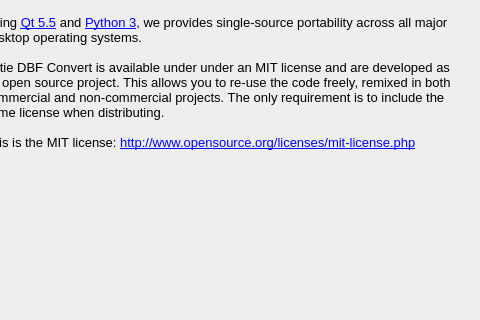
Above: View/UI/FrmInformation.ui from cleberjsantos/satiedbf before the change; both pictures show x 180 to 660 and y 169 to 489 of the 660 by 489 pixel window. Below: the same form after it.
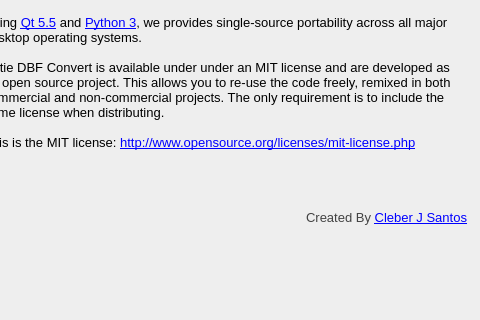
That is the form after the change. Icons and pictures are not drawn.

The edit to the form file:
```diff
--- a/View/UI/FrmInformation.ui
+++ b/View/UI/FrmInformation.ui
@@ -118,12 +118,17 @@
 &lt;p style=&quot; margin-top:0px; margin-bottom:0px; margin-left:0px; margin-right:0px; -qt-block-indent:0; text-indent:0px;&quot;&gt;This software was created from the needs of a great friend in converting DBF files to other formats like CSV, for this reason gets its name as a way of honoring it.                    &lt;/p&gt;
 &lt;p style=&quot; margin-top:0px; margin-bottom:0px; margin-left:0px; margin-right:0px; -qt-block-indent:0; text-indent:0px;&quot;&gt;&lt;br /&gt;                    &lt;/p&gt;
 &lt;p style=&quot; margin-top:0px; margin-bottom:0px; margin-left:0px; margin-right:0px; -qt-block-indent:0; text-indent:0px;&quot;&gt;Satie DBF Convert's a portable DBF database table viewer and editor plus some additional features for importing and exporting to a number of different formats. DBF formats include dBase, Clipper and Foxpro.                    &lt;/p&gt;
-&lt;p style=&quot; margin-top:0px; margin-bottom:0px; margin-left:0px; margin-right:0px; -qt-block-indent:0; text-indent:0px;&quot;&gt;                     &lt;/p&gt;
+&lt;p style=&quot; margin-top:0px; margin-bottom:0px; margin-left:0px; margin-right:0px; -qt-block-indent:0; text-indent:0px;&quot;&gt;                     &lt;/p&gt;
 &lt;p style=&quot; margin-top:0px; margin-bottom:0px; margin-left:0px; margin-right:0px; -qt-block-indent:0; text-indent:0px;&quot;&gt;Using &lt;a href=&quot;https://www.qt.io/&quot;&gt;&lt;span style=&quot; text-decoration: underline; color:#0000ff;&quot;&gt;Qt 5.5&lt;/span&gt;&lt;/a&gt; and &lt;a href=&quot;https://www.python.org/&quot;&gt;&lt;span style=&quot; text-decoration: underline; color:#0000ff;&quot;&gt;Python 3&lt;/span&gt;&lt;/a&gt;, we provides single-source portability across all major desktop operating systems.                    &lt;/p&gt;
-&lt;p style=&quot; margin-top:0px; margin-bottom:0px; margin-left:0px; margin-right:0px; -qt-block-indent:0; text-indent:0px;&quot;&gt;                     &lt;/p&gt;
+&lt;p style=&quot; margin-top:0px; margin-bottom:0px; margin-left:0px; margin-right:0px; -qt-block-indent:0; text-indent:0px;&quot;&gt;                     &lt;/p&gt;
 &lt;p style=&quot; margin-top:0px; margin-bottom:0px; margin-left:0px; margin-right:0px; -qt-block-indent:0; text-indent:0px;&quot;&gt;Satie DBF Convert is available under under an MIT license and are developed as an open source project. This allows you to re-use the code freely, remixed in both commercial and non-commercial projects. The only requirement is to include the same license when distributing.                    &lt;/p&gt;
-&lt;p style=&quot; margin-top:0px; margin-bottom:0px; margin-left:0px; margin-right:0px; -qt-block-indent:0; text-indent:0px;&quot;&gt;                     &lt;/p&gt;
-&lt;p style=&quot; margin-top:0px; margin-bottom:0px; margin-left:0px; margin-right:0px; -qt-block-indent:0; text-indent:0px;&quot;&gt;This is the MIT license: &lt;a href=&quot;http://www.opensource.org/licenses/mit-license.php&quot;&gt;&lt;span style=&quot; text-decoration: underline; color:#0000ff;&quot;&gt;http://www.opensource.org/licenses/mit-license.php&lt;/span&gt;&lt;/a&gt;                   &lt;/p&gt;&lt;/body&gt;&lt;/html&gt;</string>
+&lt;p style=&quot; margin-top:0px; margin-bottom:0px; margin-left:0px; margin-right:0px; -qt-block-indent:0; text-indent:0px;&quot;&gt;                     &lt;/p&gt;
+&lt;p style=&quot; margin-top:0px; margin-bottom:0px; margin-left:0px; margin-right:0px; -qt-block-indent:0; text-indent:0px;&quot;&gt;This is the MIT license: &lt;a href=&quot;http://www.opensource.org/licenses/mit-license.php&quot;&gt;&lt;span style=&quot; text-decoration: underline; color:#0000ff;&quot;&gt;http://www.opensource.org/licenses/mit-license.php&lt;/span&gt;&lt;/a&gt;&lt;/p&gt;
+&lt;p style=&quot;-qt-paragraph-type:empty; margin-top:0px; margin-bottom:0px; margin-left:0px; margin-right:0px; -qt-block-indent:0; text-indent:0px; text-decoration: underline; color:#0000ff;&quot;&gt;&lt;br /&gt;&lt;/p&gt;
+&lt;p style=&quot;-qt-paragraph-type:empty; margin-top:0px; margin-bottom:0px; margin-left:0px; margin-right:0px; -qt-block-indent:0; text-indent:0px; text-decoration: underline; color:#0000ff;&quot;&gt;&lt;br /&gt;&lt;/p&gt;
+&lt;p style=&quot;-qt-paragraph-type:empty; margin-top:0px; margin-bottom:0px; margin-left:0px; margin-right:0px; -qt-block-indent:0; text-indent:0px; text-decoration: underline; color:#0000ff;&quot;&gt;&lt;br /&gt;&lt;/p&gt;
+&lt;p style=&quot;-qt-paragraph-type:empty; margin-top:0px; margin-bottom:0px; margin-left:0px; margin-right:0px; -qt-block-indent:0; text-indent:0px; text-decoration: underline; color:#0000ff;&quot;&gt;&lt;br /&gt;&lt;/p&gt;
+&lt;p align=&quot;right&quot; style=&quot; margin-top:0px; margin-bottom:0px; margin-left:0px; margin-right:0px; -qt-block-indent:0; text-indent:0px;&quot;&gt;&lt;span style=&quot; color:#424242;&quot;&gt;Created By &lt;/span&gt;&lt;a href=&quot;cleber@cleberjsantos.com.br&quot;&gt;&lt;span style=&quot; text-decoration: underline; color:#0000ff;&quot;&gt;Cleber J Santos&lt;/span&gt;&lt;/a&gt;&lt;/p&gt;&lt;/body&gt;&lt;/html&gt;</string>
    </property>
   </widget>
  </widget>
```
